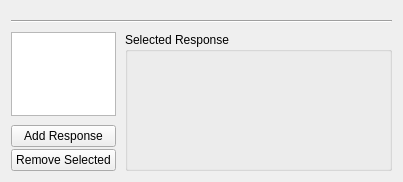
First picture: the form in frcpredict/ui/input/fluorophore/fluorophore_settings_w.ui, repository Bodeeen/Resolution_prediction_software, before the edit.
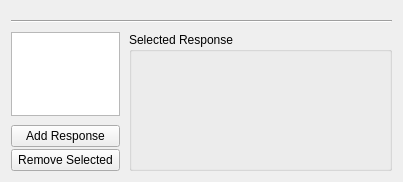
Second picture: the form after the edit. Custom widgets are drawn as their Qt base class.

```diff
--- a/frcpredict/ui/input/fluorophore/fluorophore_settings_w.ui
+++ b/frcpredict/ui/input/fluorophore/fluorophore_settings_w.ui
@@ -28,9 +28,9 @@
     </widget>
    </item>
    <item>
-    <layout class="QHBoxLayout" name="horizontalLayout_2" stretch="0,1">
+    <layout class="QHBoxLayout" name="horizontalLayout_2" stretch="5,12">
      <item>
-      <layout class="QVBoxLayout" name="verticalLayout_4">
+      <layout class="QVBoxLayout" name="verticalLayout_4" stretch="1,0">
        <item>
         <widget class="QListWidget" name="listResponses">
          <property name="minimumSize">
@@ -41,7 +41,7 @@
          </property>
          <property name="maximumSize">
           <size>
-           <width>105</width>
+           <width>16777215</width>
            <height>16777215</height>
           </size>
          </property>
```
